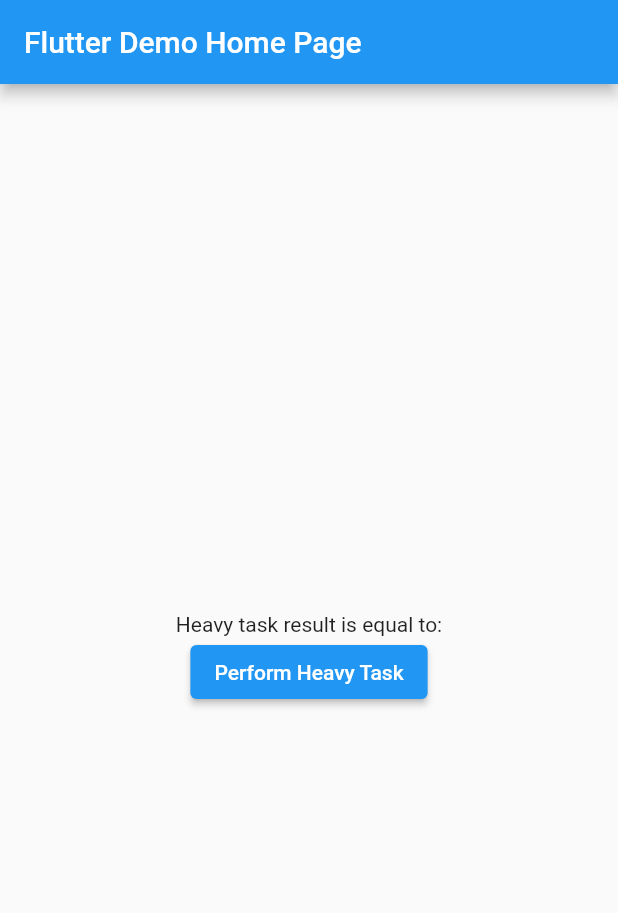
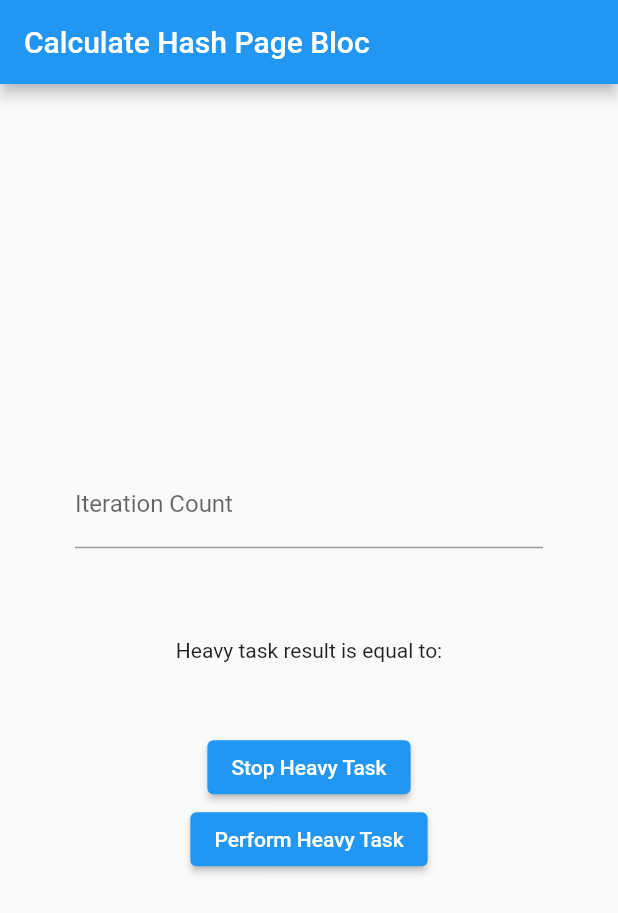
Before and after one commit to ann-feichka/Ann_Yaroshovets_FlutterBaseCampFall2021_Hometasks, a Flutter app: the screen it shows after launch, on a phone screen of 412 x 824 dp. Shown: the top 913 px of the screen. Run offline on Flutter 3.47's test engine with Material 2 defaults, Android fonts, the phone set to English and light mode, and no system bars; our stand-ins replace flutter_bloc.

Commit message:
bloc implementation

```diff
--- /dev/null
+++ b/lecture_2_hometask_starter/lecture_2_hometask_starter/lib/bloc/heavy_task_cubit.dart
@@ -0,0 +1,20 @@
+
+import 'package:flutter_bloc/flutter_bloc.dart';
+import '../hash_calculator/spawned_isolate_task_performer.dart';
+import '../heavy_task_state.dart';
+
+class HeavyTaskCubit extends Cubit<HeavyTaskState>{
+  SpawnedIsolateTaskPerformer taskPerformer = SpawnedIsolateTaskPerformer();
+  HeavyTaskCubit() : super(HeavyTaskPerformState());
+
+  void stopCalculate() async {
+    taskPerformer.stopDoSomeHeavyWork();
+    emit(HeavyTaskStoppedState());
+  }
+
+  void startCalculate(int iterationCount) async {
+    emit(HeavyTaskWaitingState());
+    HeavyTaskPerformState.result = await taskPerformer.doSomeHeavyWork(iterationCount);
+    emit(HeavyTaskPerformState());
+  }
+}
--- a/lecture_2_hometask_starter/lecture_2_hometask_starter/lib/hash_calculator/heavy_task_performer.dart
+++ b/lecture_2_hometask_starter/lecture_2_hometask_starter/lib/hash_calculator/heavy_task_performer.dart
@@ -1,3 +1,4 @@
 abstract class HeavyTaskPerformer {
-  Future<String> doSomeHeavyWork(); //
+  Future<String> doSomeHeavyWork(int iterationCount);
+  void stopDoSomeHeavyWork();
 }
--- /dev/null
+++ b/lecture_2_hometask_starter/lecture_2_hometask_starter/lib/heavy_task_state.dart
@@ -0,0 +1,9 @@
+abstract class HeavyTaskState {}
+
+class HeavyTaskPerformState extends HeavyTaskState{
+  static String result ='';
+}
+
+class HeavyTaskStoppedState extends HeavyTaskState{}
+
+class HeavyTaskWaitingState extends HeavyTaskState{}
--- a/lecture_2_hometask_starter/lecture_2_hometask_starter/lib/helpers/random_number_hash_calculator.dart
+++ b/lecture_2_hometask_starter/lecture_2_hometask_starter/lib/helpers/random_number_hash_calculator.dart
@@ -4,7 +4,7 @@ import 'dart:math';
 import 'package:crypto/crypto.dart';
 
 class RandomNumberHashCalculator {
-  String calculateRandomNumberHash({required int iterationsCount}) {
+  String calculateRandomNumberHash(int iterationsCount) {
     String curDigest = '';
     for(int i = 0; i < iterationsCount; ++i) {
       final randomNumber = Random.secure().nextInt(200);
--- a/lecture_2_hometask_starter/lecture_2_hometask_starter/lib/main.dart
+++ b/lecture_2_hometask_starter/lecture_2_hometask_starter/lib/main.dart
@@ -1,64 +1,40 @@
 import 'package:flutter/material.dart';
-import 'package:lecture_2_hometask_starter/hash_calculator/compute_heavy_task_performer.dart';
-import 'package:lecture_2_hometask_starter/hash_calculator/heavy_task_performer.dart';
-import 'package:lecture_2_hometask_starter/hash_calculator/main_isolate_task_performer.dart';
-
-import 'hash_calculator/spawned_isolate_task_performer.dart';
+import 'package:flutter/services.dart';
+import 'package:flutter_bloc/flutter_bloc.dart';
+import 'bloc/heavy_task_cubit.dart';
+import 'bloc/heavy_task_cubit_builder.dart';
+import 'heavy_task_state.dart';
 
 void main() {
-  runApp(
-    MyApp(
-      taskPerformer: ComputeHeavyTaskPerformer(),
-    ),
+  runApp(MyApp(),
   );
 }
 
 class MyApp extends StatelessWidget {
-  const MyApp({
-    Key? key,
-    required this.taskPerformer,
-  }) : super(key: key);
-
-  final HeavyTaskPerformer taskPerformer;
 
   @override
   Widget build(BuildContext context) {
     return MaterialApp(
+      debugShowCheckedModeBanner: false,
         title: 'Flutter Demo',
         theme: ThemeData(
           primarySwatch: Colors.blue,
         ),
-      home: MyHomePage(
-        title: 'Flutter Demo Home Page',
-        taskPerformer: taskPerformer,
-      ),
+        home: BlocProvider(
+          create: (context) => HeavyTaskCubit(),
+          child: CalculateHashPage(),
+        )
     );
   }
 }
 
-class MyHomePage extends StatefulWidget {
-  const MyHomePage({
-    Key? key,
-    required this.title,
-    required this.taskPerformer,
-  }) : super(key: key);
-
-  final String title;
-  final HeavyTaskPerformer taskPerformer;
-
-  @override
-  State<MyHomePage> createState() => _MyHomePageState();
-}
-
-class _MyHomePageState extends State<MyHomePage> {
-  String heavyTaskResult = '';
-  bool isPerformingTask = false;
-
+class CalculateHashPage extends StatelessWidget {
+  TextEditingController myController = TextEditingController();
   @override
   Widget build(BuildContext context) {
     return Scaffold(
       appBar: AppBar(
-        title: Text(widget.title),
+        title: const Text('Calculate Hash Page Bloc'),
       ),
       body: Center(
         child: Padding(
@@ -66,27 +42,33 @@ class _MyHomePageState extends State<MyHomePage> {
           child: Column(
             mainAxisAlignment: MainAxisAlignment.center,
             children: <Widget>[
-              Text(
-                'Heavy task result is equal to: $heavyTaskResult',
-                textAlign: TextAlign.center,
+              Padding(
+                padding: const EdgeInsets.symmetric(horizontal: 20,vertical: 10),
+                child: TextField(
+                  controller: myController,
+                  keyboardType: TextInputType.number,
+                  decoration: const InputDecoration(
+                    labelText: 'Iteration Count',
                   ),
-              isPerformingTask
-                  ? const CircularProgressIndicator()
-                  : ElevatedButton(
-                      onPressed: () async {
-                        setState(() {
-                          isPerformingTask = true;
-                          heavyTaskResult = '';
-                        });
-
-                        final taskResult =
-                            await widget.taskPerformer.doSomeHeavyWork();
-
-                        setState(() {
-                          isPerformingTask = false;
-                          heavyTaskResult = taskResult;
-                        });
-                      },
+                  inputFormatters: [
+                    FilteringTextInputFormatter.digitsOnly,
+                  ],),
+              ),
+              const SizedBox(height: 50,),
+              const Text('Heavy task result is equal to:'),
+              Padding(
+                padding: const EdgeInsets.symmetric(vertical: 15),
+                child: HeavyTaskCubitBuilder(
+                  buildPerformState: (context) => _PerformWidget() ,
+                ),
+              ),
+              ElevatedButton(
+                onPressed: () => context.read<HeavyTaskCubit>().stopCalculate(),
+                child: const Text('Stop Heavy Task'),
+              ),
+              ElevatedButton(
+                onPressed: () =>
+                    context.read<HeavyTaskCubit>().startCalculate(int.parse(myController.text)),
                 child: const Text('Perform Heavy Task'),
               ),
             ],
@@ -96,3 +78,14 @@ class _MyHomePageState extends State<MyHomePage> {
     );
   }
 }
+
+class _PerformWidget extends StatelessWidget {
+  const _PerformWidget({Key? key}) : super(key: key);
+  @override
+  Widget build(BuildContext context) {
+    return BlocBuilder<HeavyTaskCubit,HeavyTaskState>(
+        builder: (context,state){
+          return Text(HeavyTaskPerformState.result);
+        });
+  }
+}
--- a/lecture_2_hometask_starter/lecture_2_hometask_starter/pubspec.yaml
+++ b/lecture_2_hometask_starter/lecture_2_hometask_starter/pubspec.yaml
@@ -30,6 +30,7 @@ dependencies:
   flutter:
     sdk: flutter
   crypto: ^3.0.1
+  flutter_bloc: ^7.3.3
 
 
   # The following adds the Cupertino Icons font to your application.
```
Also changed, not shown: lecture_2_hometask_starter/lecture_2_hometask_starter/lib/bloc/heavy_task_cubit_builder.dart (added, +26 -0 lines), lecture_2_hometask_starter/lecture_2_hometask_starter/lib/hash_calculator/compute_heavy_task_performer.dart (+7 -5 lines), lecture_2_hometask_starter/lecture_2_hometask_starter/lib/hash_calculator/main_isolate_task_performer.dart (+8 -2 lines), lecture_2_hometask_starter/lecture_2_hometask_starter/lib/hash_calculator/spawned_isolate_task_performer.dart (+10 -5 lines), lecture_2_hometask_starter/lecture_2_hometask_starter/pubspec.lock. Lines whose indentation alone changed are shown as unchanged.
